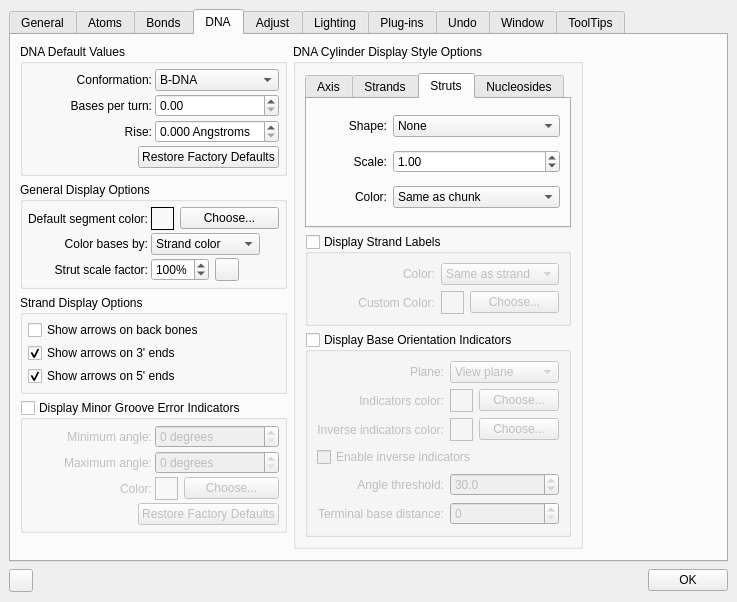
This is cad/src/ne1_ui/UserPrefsDialog.ui in kanzure/nanoengineer as Qt 5 draws it before an edit. The edited form follows.
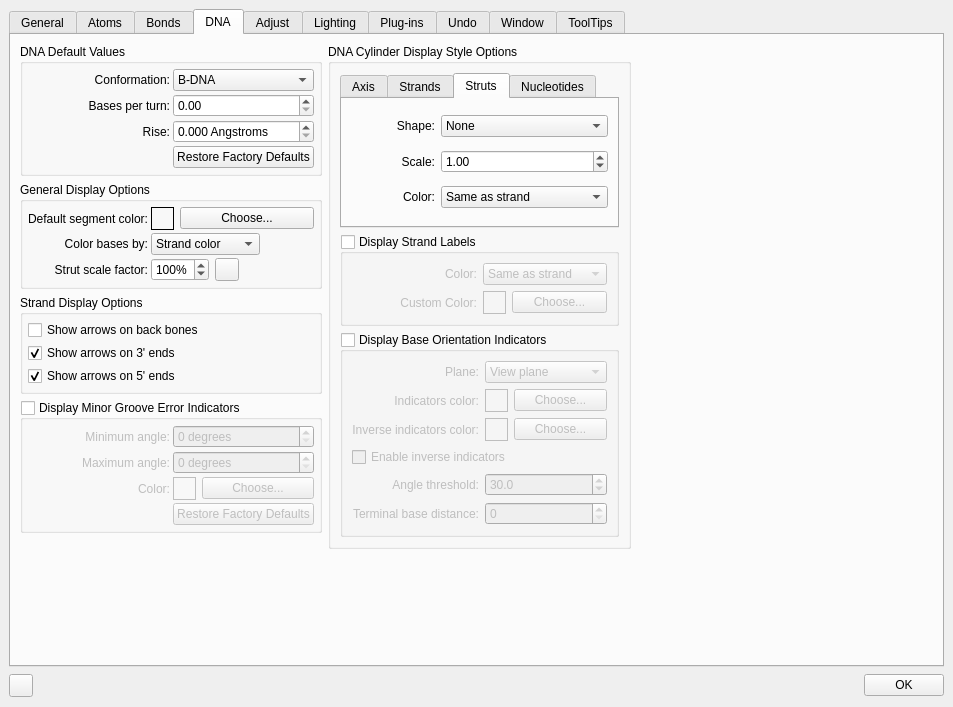
This is the edited form. The open tabs and pages were chosen to show the change. Icons and pictures are not drawn.

Commit message: =Refinement of DNA Cylinder style default settings.

Diff of the .ui file:
```diff
--- a/cad/src/ne1_ui/UserPrefsDialog.ui
+++ b/cad/src/ne1_ui/UserPrefsDialog.ui
@@ -5,8 +5,8 @@
    <rect>
     <x>0</x>
     <y>0</y>
-    <width>737</width>
-    <height>562</height>
+    <width>953</width>
+    <height>707</height>
    </rect>
   </property>
   <property name="windowTitle" >
@@ -2763,7 +2763,7 @@
                  <widget class="QComboBox" name="dnaStyleStrutsColorComboBox" >
                   <item>
                    <property name="text" >
-                    <string>Same as chunk</string>
+                    <string>Same as strand</string>
                    </property>
                   </item>
                   <item>
@@ -2868,7 +2868,7 @@
               </widget>
               <widget class="QWidget" name="tab_5" >
                <attribute name="title" >
-                <string>Nucleosides</string>
+                <string>Nucleotides</string>
                </attribute>
                <layout class="QGridLayout" >
                 <property name="margin" >
```
Left out of the diff: 2 changed lines with no effect on the pictures. The commit also changes 2 other files.
